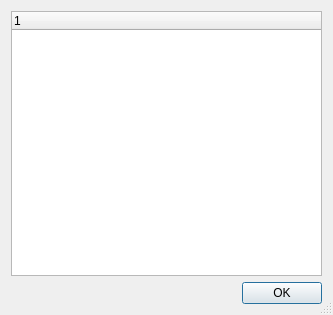
Above: app/pluginwindow.ui from QtLab/qt-excercise before the change. Below: the same form after it.
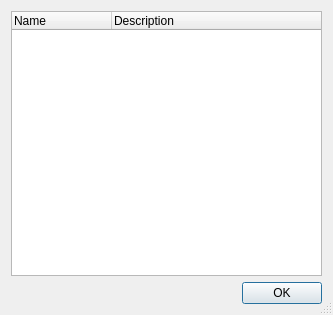
That is the form after the change.

```diff
--- a/app/pluginwindow.ui
+++ b/app/pluginwindow.ui
@@ -21,7 +21,12 @@
     <widget class="QTreeWidget" name="pluginTree">
      <column>
       <property name="text">
-       <string notr="true">1</string>
+       <string>Name</string>
+      </property>
+     </column>
+     <column>
+      <property name="text">
+       <string>Description</string>
       </property>
      </column>
     </widget>
```
Left out of the diff: 21 changed lines with no effect on the pictures.
